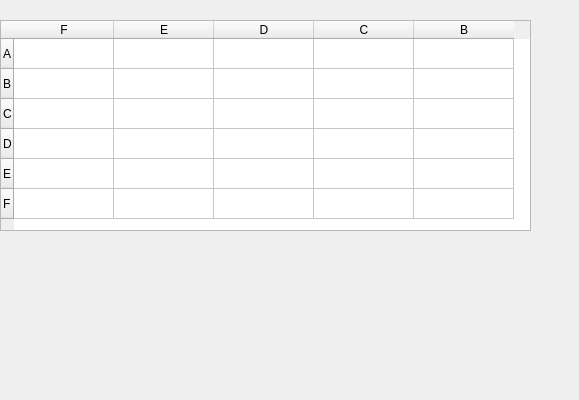
This is observationtable.ui in University-of-Utah-CS3505/a9-edu-app-DDDragonz as Qt 5 draws it before an edit. The edited form follows.
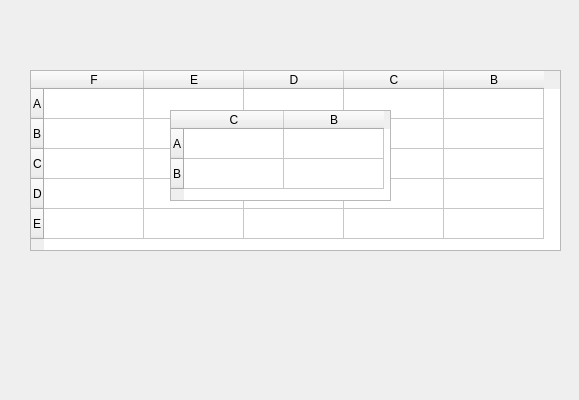
This is the edited form.

Commit message: Updated design of observation table

What changed in the file:
```diff
--- a/observationtable.ui
+++ b/observationtable.ui
@@ -16,10 +16,10 @@
   <widget class="QTableWidget" name="levelOneTable">
    <property name="geometry">
     <rect>
-     <x>70</x>
-     <y>40</y>
-     <width>231</width>
-     <height>121</height>
+     <x>170</x>
+     <y>110</y>
+     <width>221</width>
+     <height>91</height>
     </rect>
    </property>
    <row>
@@ -32,11 +32,6 @@
      <string>B</string>
     </property>
    </row>
-   <row>
-    <property name="text">
-     <string>C</string>
-    </property>
-   </row>
    <column>
     <property name="text">
      <string>C</string>
@@ -48,6 +43,9 @@
     </property>
    </column>
    <item row="0" column="0">
+    <property name="text">
+     <string/>
+    </property>
     <property name="textAlignment">
      <set>AlignCenter</set>
     </property>
@@ -65,6 +63,9 @@
     </property>
    </item>
    <item row="0" column="1">
+    <property name="text">
+     <string/>
+    </property>
     <property name="textAlignment">
      <set>AlignCenter</set>
     </property>
@@ -82,6 +83,9 @@
     </property>
    </item>
    <item row="1" column="0">
+    <property name="text">
+     <string/>
+    </property>
     <property name="textAlignment">
      <set>AlignCenter</set>
     </property>
@@ -99,28 +103,14 @@
     </property>
    </item>
    <item row="1" column="1">
-    <property name="textAlignment">
-     <set>AlignCenter</set>
+    <property name="text">
+     <string/>
     </property>
-    <property name="background">
-     <brush brushstyle="SolidPattern">
-      <color alpha="255">
-       <red>255</red>
-       <green>255</green>
-       <blue>255</blue>
-      </color>
-     </brush>
-    </property>
-    <property name="flags">
-     <set>ItemIsEnabled</set>
-    </property>
-   </item>
-   <item row="2" column="0">
     <property name="textAlignment">
      <set>AlignCenter</set>
     </property>
     <property name="background">
-     <brush brushstyle="SolidPattern">
+     <brush brushstyle="NoBrush">
       <color alpha="255">
        <red>255</red>
        <green>255</green>
@@ -128,20 +118,6 @@
       </color>
      </brush>
     </property>
-    <property name="foreground">
-     <brush brushstyle="SolidPattern">
-      <color alpha="255">
-       <red>255</red>
-       <green>255</green>
-       <blue>255</blue>
-      </color>
-     </brush>
-    </property>
-    <property name="flags">
-     <set>ItemIsEnabled</set>
-    </property>
-   </item>
-   <item row="2" column="1">
     <property name="flags">
      <set>NoItemFlags</set>
     </property>
@@ -150,10 +126,10 @@
   <widget class="QTableWidget" name="levelTwoTable">
    <property name="geometry">
     <rect>
-     <x>0</x>
-     <y>20</y>
+     <x>120</x>
+     <y>90</y>
      <width>321</width>
-     <height>151</height>
+     <height>121</height>
     </rect>
    </property>
    <row>
@@ -171,11 +147,6 @@
      <string>C</string>
     </property>
    </row>
-   <row>
-    <property name="text">
-     <string>D</string>
-    </property>
-   </row>
    <column>
     <property name="text">
      <string>D</string>
@@ -308,7 +279,7 @@
      <set>AlignCenter</set>
     </property>
     <property name="background">
-     <brush brushstyle="SolidPattern">
+     <brush brushstyle="NoBrush">
       <color alpha="255">
        <red>255</red>
        <green>255</green>
@@ -317,7 +288,7 @@
      </brush>
     </property>
     <property name="flags">
-     <set>ItemIsEnabled</set>
+     <set>NoItemFlags</set>
     </property>
    </item>
    <item row="2" column="0">
@@ -348,7 +319,7 @@
      <set>AlignCenter</set>
     </property>
     <property name="background">
-     <brush brushstyle="SolidPattern">
+     <brush brushstyle="NoBrush">
       <color alpha="255">
        <red>255</red>
        <green>255</green>
@@ -357,43 +328,13 @@
      </brush>
     </property>
     <property name="flags">
-     <set>ItemIsEnabled</set>
+     <set>NoItemFlags</set>
     </property>
    </item>
    <item row="2" column="2">
-    <property name="flags">
-     <set>NoItemFlags</set>
-    </property>
-   </item>
-   <item row="3" column="0">
     <property name="text">
      <string/>
     </property>
-    <property name="textAlignment">
-     <set>AlignCenter</set>
-    </property>
-    <property name="background">
-     <brush brushstyle="SolidPattern">
-      <color alpha="255">
-       <red>255</red>
-       <green>255</green>
-       <blue>255</blue>
-      </color>
-     </brush>
-    </property>
-    <property name="flags">
-     <set>ItemIsEnabled</set>
-    </property>
-   </item>
-   <item row="3" column="1">
-    <property name="text">
-     <string/>
-    </property>
-    <property name="flags">
-     <set>NoItemFlags</set>
-    </property>
-   </item>
-   <item row="3" column="2">
     <property name="flags">
      <set>NoItemFlags</set>
     </property>
@@ -402,10 +343,10 @@
   <widget class="QTableWidget" name="levelThreeTable">
    <property name="geometry">
     <rect>
-     <x>0</x>
-     <y>20</y>
+     <x>70</x>
+     <y>80</y>
      <width>421</width>
-     <height>171</height>
+     <height>151</height>
     </rect>
    </property>
    <row>
@@ -428,11 +369,6 @@
      <string>D</string>
     </property>
    </row>
-   <row>
-    <property name="text">
-     <string>E</string>
-    </property>
-   </row>
    <column>
     <property name="text">
      <string>E</string>
@@ -454,6 +390,9 @@
     </property>
    </column>
    <item row="0" column="0">
+    <property name="text">
+     <string/>
+    </property>
     <property name="textAlignment">
      <set>AlignCenter</set>
     </property>
@@ -471,6 +410,9 @@
     </property>
    </item>
    <item row="0" column="1">
+    <property name="text">
+     <string/>
+    </property>
     <property name="textAlignment">
      <set>AlignCenter</set>
     </property>
@@ -488,6 +430,9 @@
     </property>
    </item>
    <item row="0" column="2">
+    <property name="text">
+     <string/>
+    </property>
     <property name="textAlignment">
      <set>AlignCenter</set>
     </property>
@@ -505,6 +450,9 @@
     </property>
    </item>
    <item row="0" column="3">
+    <property name="text">
+     <string/>
+    </property>
     <property name="textAlignment">
      <set>AlignCenter</set>
     </property>
@@ -522,6 +470,9 @@
     </property>
    </item>
    <item row="1" column="0">
+    <property name="text">
+     <string/>
+    </property>
     <property name="textAlignment">
      <set>AlignCenter</set>
     </property>
@@ -539,6 +490,9 @@
     </property>
    </item>
    <item row="1" column="1">
+    <property name="text">
+     <string/>
+    </property>
     <property name="textAlignment">
      <set>AlignCenter</set>
     </property>
@@ -556,6 +510,9 @@
     </property>
    </item>
    <item row="1" column="2">
+    <property name="text">
+     <string/>
+    </property>
     <property name="textAlignment">
      <set>AlignCenter</set>
     </property>
@@ -573,11 +530,14 @@
     </property>
    </item>
    <item row="1" column="3">
+    <property name="text">
+     <string/>
+    </property>
     <property name="textAlignment">
      <set>AlignCenter</set>
     </property>
     <property name="background">
-     <brush brushstyle="SolidPattern">
+     <brush brushstyle="NoBrush">
       <color alpha="255">
        <red>255</red>
        <green>255</green>
@@ -586,10 +546,13 @@
      </brush>
     </property>
     <property name="flags">
-     <set>ItemIsEnabled</set>
+     <set>NoItemFlags</set>
     </property>
    </item>
    <item row="2" column="0">
+    <property name="text">
+     <string/>
+    </property>
     <property name="textAlignment">
      <set>AlignCenter</set>
     </property>
@@ -607,6 +570,9 @@
     </property>
    </item>
    <item row="2" column="1">
+    <property name="text">
+     <string/>
+    </property>
     <property name="textAlignment">
      <set>AlignCenter</set>
     </property>
@@ -624,11 +590,14 @@
     </property>
    </item>
    <item row="2" column="2">
+    <property name="text">
+     <string/>
+    </property>
     <property name="textAlignment">
      <set>AlignCenter</set>
     </property>
     <property name="background">
-     <brush brushstyle="SolidPattern">
+     <brush brushstyle="NoBrush">
       <color alpha="255">
        <red>255</red>
        <green>255</green>
@@ -637,15 +606,21 @@
      </brush>
     </property>
     <property name="flags">
-     <set>ItemIsEnabled</set>
+     <set>NoItemFlags</set>
     </property>
    </item>
    <item row="2" column="3">
+    <property name="text">
+     <string/>
+    </property>
     <property name="flags">
      <set>NoItemFlags</set>
     </property>
    </item>
    <item row="3" column="0">
+    <property name="text">
+     <string/>
+    </property>
     <property name="textAlignment">
      <set>AlignCenter</set>
     </property>
@@ -663,11 +638,14 @@
     </property>
    </item>
    <item row="3" column="1">
+    <property name="text">
+     <string/>
+    </property>
     <property name="textAlignment">
      <set>AlignCenter</set>
     </property>
     <property name="background">
-     <brush brushstyle="SolidPattern">
+     <brush brushstyle="NoBrush">
       <color alpha="255">
        <red>255</red>
        <green>255</green>
@@ -676,47 +654,21 @@
      </brush>
     </property>
     <property name="flags">
-     <set>ItemIsEnabled</set>
+     <set>NoItemFlags</set>
     </property>
    </item>
    <item row="3" column="2">
+    <property name="text">
+     <string/>
+    </property>
     <property name="flags">
      <set>NoItemFlags</set>
     </property>
    </item>
    <item row="3" column="3">
-    <property name="flags">
-     <set>NoItemFlags</set>
+    <property name="text">
+     <string/>
     </property>
-   </item>
-   <item row="4" column="0">
-    <property name="textAlignment">
-     <set>AlignCenter</set>
-    </property>
-    <property name="background">
-     <brush brushstyle="SolidPattern">
-      <color alpha="255">
-       <red>255</red>
-       <green>255</green>
-       <blue>255</blue>
-      </color>
-     </brush>
-    </property>
-    <property name="flags">
-     <set>ItemIsEnabled</set>
-    </property>
-   </item>
-   <item row="4" column="1">
-    <property name="flags">
-     <set>NoItemFlags</set>
-    </property>
-   </item>
-   <item row="4" column="2">
-    <property name="flags">
-     <set>NoItemFlags</set>
-    </property>
-   </item>
-   <item row="4" column="3">
     <property name="flags">
      <set>NoItemFlags</set>
     </property>
@@ -725,10 +677,10 @@
   <widget class="QTableWidget" name="levelFourTable">
    <property name="geometry">
     <rect>
-     <x>0</x>
-     <y>20</y>
+     <x>30</x>
+     <y>70</y>
      <width>531</width>
-     <height>211</height>
+     <height>181</height>
     </rect>
    </property>
    <row>
@@ -756,11 +708,6 @@
      <string>E</string>
     </property>
    </row>
-   <row>
-    <property name="text">
-     <string>F</string>
-    </property>
-   </row>
    <column>
     <property name="text">
      <string>F</string>
@@ -787,6 +734,9 @@
     </property>
    </column>
    <item row="0" column="0">
+    <property name="text">
+     <string/>
+    </property>
     <property name="textAlignment">
      <set>AlignCenter</set>
     </property>
@@ -804,6 +754,9 @@
     </property>
    </item>
    <item row="0" column="1">
+    <property name="text">
+     <string/>
+    </property>
     <property name="textAlignment">
      <set>AlignCenter</set>
     </property>
@@ -821,6 +774,9 @@
     </property>
    </item>
    <item row="0" column="2">
+    <property name="text">
+     <string/>
+    </property>
     <property name="textAlignment">
      <set>AlignCenter</set>
     </property>
@@ -838,6 +794,9 @@
     </property>
    </item>
    <item row="0" column="3">
+    <property name="text">
+     <string/>
+    </property>
     <property name="textAlignment">
      <set>AlignCenter</set>
     </property>
@@ -855,6 +814,9 @@
     </property>
    </item>
    <item row="0" column="4">
+    <property name="text">
+     <string/>
+    </property>
     <property name="textAlignment">
      <set>AlignCenter</set>
     </property>
@@ -872,6 +834,9 @@
     </property>
    </item>
    <item row="1" column="0">
+    <property name="text">
+     <string/>
+    </property>
     <property name="textAlignment">
      <set>AlignCenter</set>
     </property>
@@ -889,6 +854,9 @@
     </property>
    </item>
    <item row="1" column="1">
+    <property name="text">
+     <string/>
+    </property>
     <property name="textAlignment">
      <set>AlignCenter</set>
     </property>
@@ -906,6 +874,9 @@
     </property>
    </item>
    <item row="1" column="2">
+    <property name="text">
+     <string/>
+    </property>
     <property name="textAlignment">
      <set>AlignCenter</set>
     </property>
@@ -923,6 +894,9 @@
     </property>
    </item>
    <item row="1" column="3">
+    <property name="text">
+     <string/>
+    </property>
     <property name="textAlignment">
      <set>AlignCenter</set>
     </property>
@@ -940,11 +914,14 @@
     </property>
    </item>
    <item row="1" column="4">
+    <property name="text">
+     <string/>
+    </property>
     <property name="textAlignment">
      <set>AlignCenter</set>
     </property>
     <property name="background">
-     <brush brushstyle="SolidPattern">
+     <brush brushstyle="NoBrush">
       <color alpha="255">
        <red>255</red>
        <green>255</green>
@@ -953,10 +930,13 @@
      </brush>
     </property>
     <property name="flags">
-     <set>ItemIsEnabled</set>
+     <set>NoItemFlags</set>
     </property>
    </item>
    <item row="2" column="0">
+    <property name="text">
+     <string/>
+    </property>
     <property name="textAlignment">
      <set>AlignCenter</set>
     </property>
@@ -974,6 +954,9 @@
     </property>
    </item>
    <item row="2" column="1">
+    <property name="text">
+     <string/>
+    </property>
     <property name="textAlignment">
      <set>AlignCenter</set>
     </property>
@@ -991,6 +974,9 @@
     </property>
    </item>
    <item row="2" column="2">
+    <property name="text">
+     <string/>
+    </property>
     <property name="textAlignment">
      <set>AlignCenter</set>
     </property>
@@ -1008,11 +994,14 @@
     </property>
    </item>
    <item row="2" column="3">
+    <property name="text">
+     <string/>
+    </property>
     <property name="textAlignment">
      <set>AlignCenter</set>
     </property>
     <property name="background">
-     <brush brushstyle="SolidPattern">
+     <brush brushstyle="NoBrush">
       <color alpha="255">
        <red>255</red>
        <green>255</green>
@@ -1021,10 +1010,13 @@
      </brush>
     </property>
     <property name="flags">
-     <set>ItemIsEnabled</set>
+     <set>NoItemFlags</set>
     </property>
    </item>
    <item row="3" column="0">
+    <property name="text">
+     <string/>
+    </property>
     <property name="textAlignment">
      <set>AlignCenter</set>
     </property>
@@ -1042,6 +1034,9 @@
     </property>
    </item>
    <item row="3" column="1">
+    <property name="text">
+     <string/>
+    </property>
     <property name="textAlignment">
      <set>AlignCenter</set>
     </property>
@@ -1059,11 +1054,14 @@
     </property>
    </item>
    <item row="3" column="2">
+    <property name="text">
+     <string/>
+    </property>
     <property name="textAlignment">
      <set>AlignCenter</set>
     </property>
     <property name="background">
-     <brush brushstyle="SolidPattern">
+     <brush brushstyle="NoBrush">
       <color alpha="255">
        <red>255</red>
        <green>255</green>
@@ -1072,15 +1070,21 @@
      </brush>
     </property>
     <property name="flags">
-     <set>ItemIsEnabled</set>
+     <set>NoItemFlags</set>
     </property>
    </item>
    <item row="3" column="3">
+    <property name="text">
+     <string/>
+    </property>
     <property name="flags">
      <set>NoItemFlags</set>
     </property>
    </item>
    <item row="4" column="0">
+    <property name="text">
+     <string/>
+    </property>
     <property name="textAlignment">
      <set>AlignCenter</set>
     </property>
@@ -1098,11 +1102,14 @@
     </property>
    </item>
    <item row="4" column="1">
+    <property name="text">
+     <string/>
+    </property>
     <property name="textAlignment">
      <set>AlignCenter</set>
     </property>
     <property name="background">
-     <brush brushstyle="SolidPattern">
+     <brush brushstyle="NoBrush">
       <color alpha="255">
        <red>255</red>
        <green>255</green>
@@ -1111,52 +1118,30 @@
      </brush>
     </property>
     <property name="flags">
-     <set>ItemIsEnabled</set>
+     <set>NoItemFlags</set>
     </property>
    </item>
    <item row="4" column="2">
+    <property name="text">
+     <string/>
+    </property>
     <property name="flags">
      <set>NoItemFlags</set>
     </property>
    </item>
    <item row="4" column="3">
-    <property name="flags">
-     <set>NoItemFlags</set>
+    <property name="text">
+     <string/>
     </property>
-   </item>
-   <item row="5" column="0">
-    <property name="textAlignment">
-     <set>AlignCenter</set>
-    </property>
-    <property name="background">
-     <brush brushstyle="SolidPattern">
-      <color alpha="255">
-       <red>255</red>
-       <green>255</green>
-       <blue>255</blue>
-      </color>
-     </brush>
-    </property>
-    <property name="flags">
-     <set>ItemIsEnabled</set>
-    </property>
-   </item>
-   <item row="5" column="1">
-    <property name="flags">
-     <set>NoItemFlags</set>
-    </property>
-   </item>
-   <item row="5" column="2">
-    <property name="flags">
-     <set>NoItemFlags</set>
-    </property>
-   </item>
-   <item row="5" column="3">
     <property name="flags">
      <set>NoItemFlags</set>
     </property>
    </item>
   </widget>
+  <zorder>levelTwoTable</zorder>
+  <zorder>levelThreeTable</zorder>
+  <zorder>levelFourTable</zorder>
+  <zorder>levelOneTable</zorder>
  </widget>
  <resources/>
  <connections/>
```
